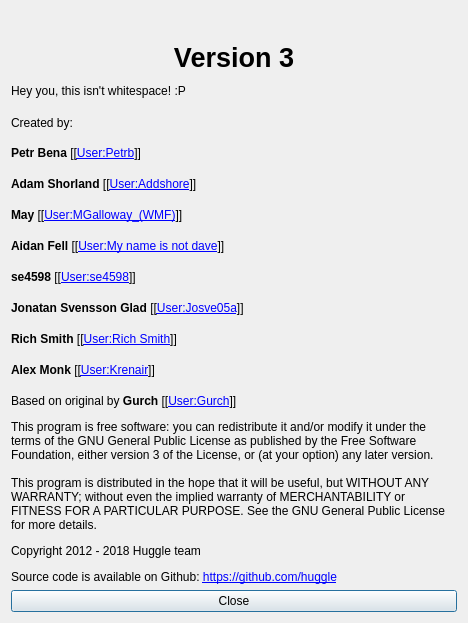
Above: src/huggle_ui/aboutform.ui from huggle/huggle3-qt-lx before the change. Below: the same form after it.
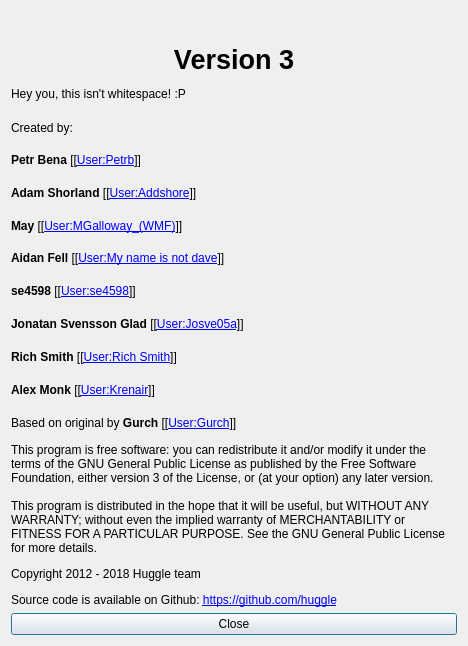
That is the form after the change. Icons and pictures are not drawn.

What changed in the file:
```diff
--- a/src/huggle_ui/aboutform.ui
+++ b/src/huggle_ui/aboutform.ui
@@ -7,7 +7,7 @@
     <x>0</x>
     <y>0</y>
     <width>468</width>
-    <height>623</height>
+    <height>646</height>
    </rect>
   </property>
   <property name="sizePolicy">
```
